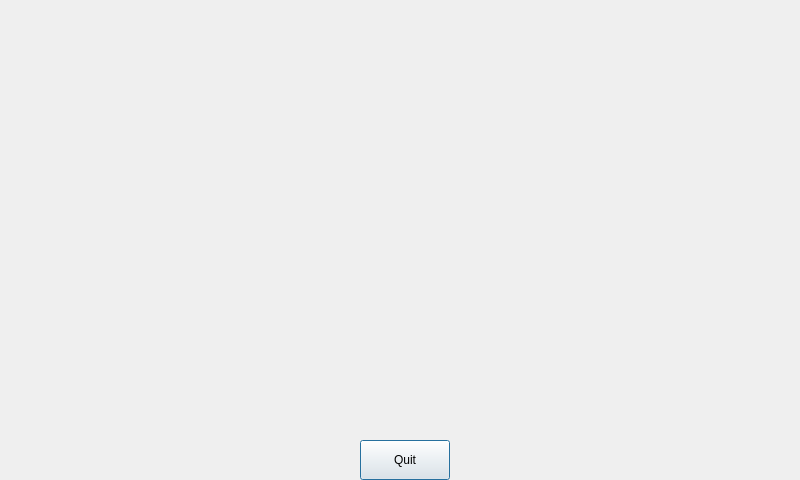
Qt form screen.ui (ICEDustpan/AVD-Qt-Tool) before a commit.
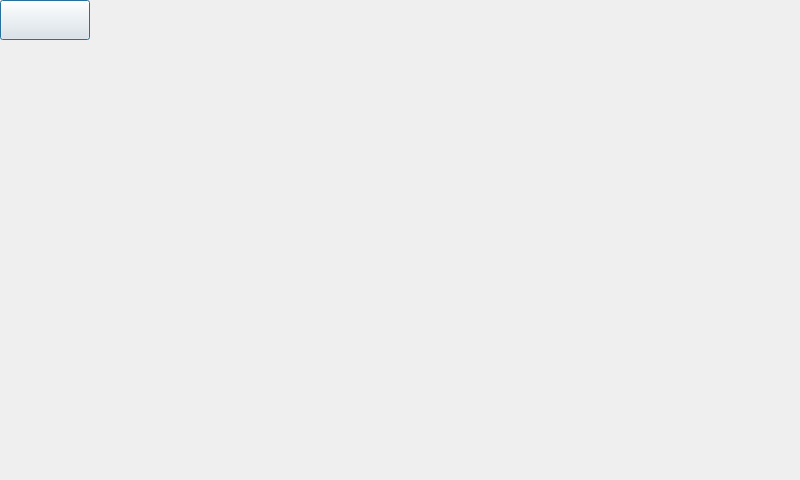
The same form after that commit.

Commit message: 1:  Screen detection custom exit button 2:  Remove border from network detection 3:  Soft keyboard remove border

The edit to the form file:
```diff
--- a/screen.ui
+++ b/screen.ui
@@ -29,14 +29,14 @@
   <widget class="QPushButton" name="bt_quit_screen">
    <property name="geometry">
     <rect>
-     <x>360</x>
-     <y>440</y>
+     <x>0</x>
+     <y>0</y>
      <width>90</width>
      <height>40</height>
     </rect>
    </property>
    <property name="text">
-    <string>Quit</string>
+    <string/>
    </property>
   </widget>
  </widget>
```
The commit also changes 6 other files.
